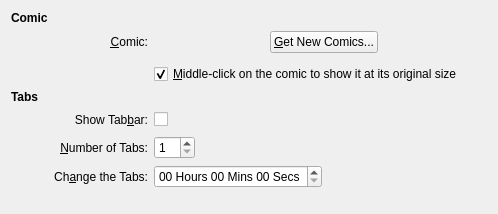
KDE/kdeplasma-addons, file applets/comic/comicSettings.ui: the form before one commit.
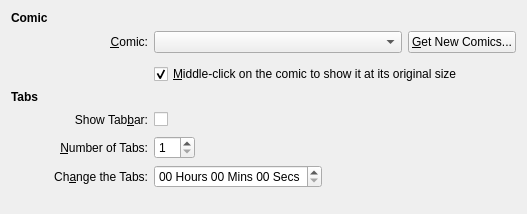
The form after the commit. Custom widgets are drawn as their Qt base class.

Commit message: Fixing grid layouts.

Patch:
```diff
--- a/applets/comic/comicSettings.ui
+++ b/applets/comic/comicSettings.ui
@@ -6,7 +6,7 @@
    <rect>
     <x>0</x>
     <y>0</y>
-    <width>498</width>
+    <width>527</width>
     <height>214</height>
    </rect>
   </property>
@@ -42,19 +42,6 @@
        </property>
       </widget>
      </item>
-     <item>
-      <spacer name="horizontalSpacer_2">
-       <property name="orientation">
-        <enum>Qt::Horizontal</enum>
-       </property>
-       <property name="sizeHint" stdset="0">
-        <size>
-         <width>40</width>
-         <height>20</height>
-        </size>
-       </property>
-      </spacer>
-     </item>
     </layout>
    </item>
    <item row="9" column="2">
@@ -284,7 +271,7 @@
  <customwidgets>
   <customwidget>
    <class>KComboBox</class>
-   <extends></extends>
+   <extends>QComboBox</extends>
    <header>kcombobox.h</header>
   </customwidget>
  </customwidgets>
```
The commit also changes 1 other file.
